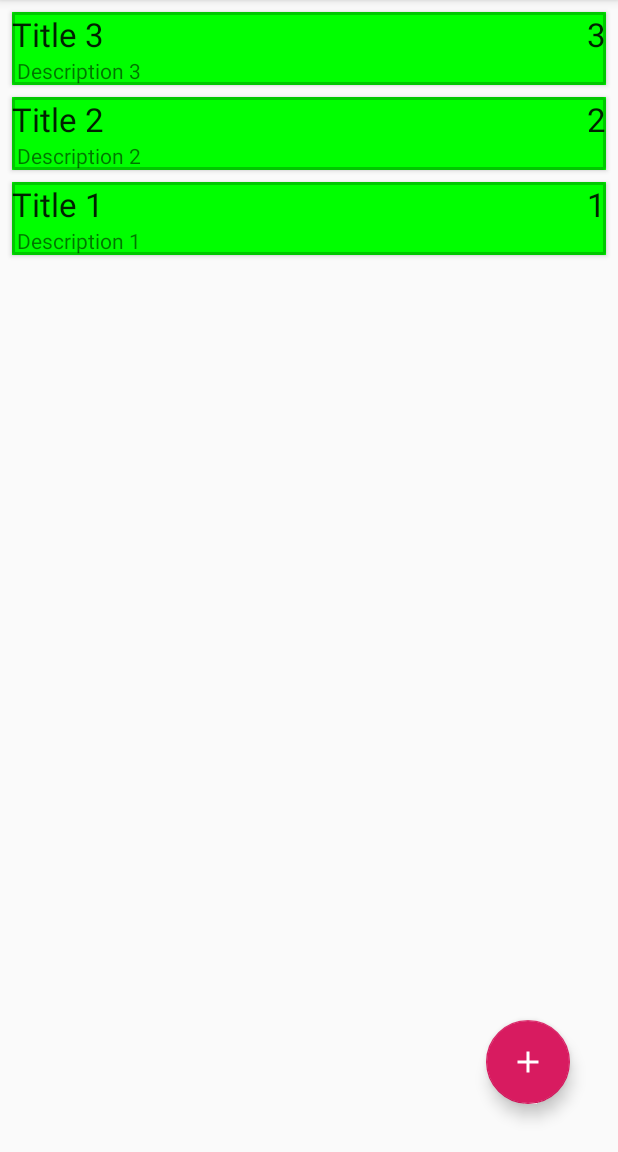
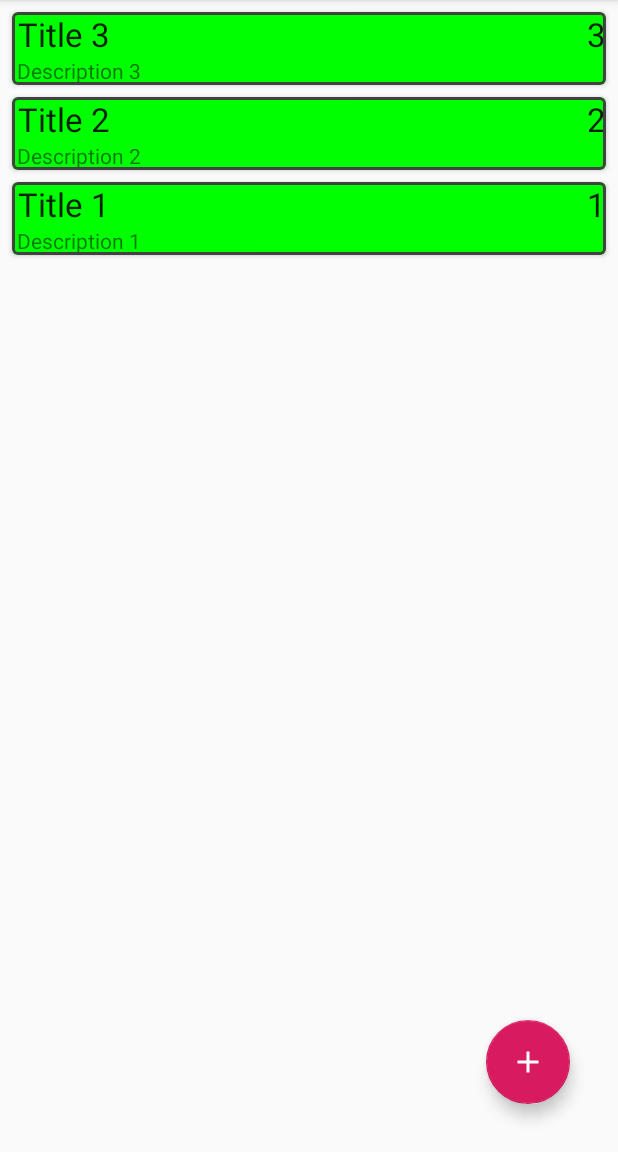
Before and after one commit to RaulFlo/MVVMExample, an Android app: the screen it shows after launch (MainActivity), on a phone screen of 412 x 824 dp, the part 84-1236 px from its top. Run offline under Robolectric (Android 15) with nearby library versions, the phone set to English and light mode, and no system bars; our stand-ins replace Room's generated code.

Commit message:
Add Rounded corners and stroke

```diff
--- a/app/src/main/java/com/example/android/mvvmexample/NoteAdapter.java
+++ b/app/src/main/java/com/example/android/mvvmexample/NoteAdapter.java
@@ -1,15 +1,12 @@
 package com.example.android.mvvmexample;
 
 import android.graphics.Color;
+
 import android.view.LayoutInflater;
 import android.view.View;
 import android.view.ViewGroup;
 import android.widget.TextView;
-
-import androidx.annotation.ColorInt;
 import androidx.annotation.NonNull;
-import androidx.cardview.widget.CardView;
-import androidx.core.graphics.ColorUtils;
 import androidx.recyclerview.widget.DiffUtil;
 import androidx.recyclerview.widget.ListAdapter;
 import androidx.recyclerview.widget.RecyclerView;
@@ -17,6 +14,8 @@ import androidx.recyclerview.widget.RecyclerView;
 
 public class NoteAdapter extends ListAdapter<Note, NoteAdapter.NoteHolder> {
 
+
+    private  View theRealCardViewBackground;
     private OnItemClickListener listener;
 
     public NoteAdapter() {
@@ -43,6 +42,7 @@ public class NoteAdapter extends ListAdapter<Note, NoteAdapter.NoteHolder> {
     public NoteHolder onCreateViewHolder(@NonNull ViewGroup parent, int viewType) {
         View itemView = LayoutInflater.from(parent.getContext())
                 .inflate(R.layout.note_item, parent, false);
+        theRealCardViewBackground = itemView.findViewById(R.id.relative_layout);
         return new NoteHolder(itemView);
     }
 
@@ -58,21 +58,21 @@ public class NoteAdapter extends ListAdapter<Note, NoteAdapter.NoteHolder> {
             case 1:
             case 2:
             case 3:
-                holder.itemView.setBackgroundColor(Color.GREEN);
+                theRealCardViewBackground.setBackgroundColor(Color.GREEN);
                 return;
             case 4:
             case 5:
             case 6:
             case 7:
-                holder.itemView.setBackgroundColor(Color.YELLOW);
+                theRealCardViewBackground.setBackgroundColor(Color.YELLOW);
                 return;
             case 8:
             case 9:
             case 10:
-                holder.itemView.setBackgroundColor(Color.RED);
+                theRealCardViewBackground.setBackgroundColor(Color.RED);
                 return;
             default:
-                holder.itemView.setBackgroundColor(Color.GRAY);
+                theRealCardViewBackground.setBackgroundColor(Color.GRAY);
                 return;
         }
 
@@ -117,4 +117,6 @@ public class NoteAdapter extends ListAdapter<Note, NoteAdapter.NoteHolder> {
     public void setOnItemClickListener(OnItemClickListener listener) {
         this.listener = listener;
     }
+
+
 }
--- a/app/src/main/res/layout/note_item.xml
+++ b/app/src/main/res/layout/note_item.xml
@@ -1,18 +1,20 @@
 <?xml version="1.0" encoding="utf-8"?>
 <com.google.android.material.card.MaterialCardView xmlns:android="http://schemas.android.com/apk/res/android"
+    xmlns:app="http://schemas.android.com/apk/res-auto"
     android:layout_width="match_parent"
     android:layout_height="wrap_content"
-    xmlns:app="http://schemas.android.com/apk/res-auto"
     android:layout_marginStart="8dp"
     android:layout_marginTop="8dp"
     android:layout_marginEnd="8dp"
-    app:strokeColor="@color/cardview_shadow_start_color"
+    app:cardCornerRadius="4dp"
+    app:strokeColor="@color/cardview_dark_background"
     app:strokeWidth="@dimen/cardview_default_elevation">
 
 
     <RelativeLayout
-        android:layout_width="wrap_content"
-        android:layout_height="wrap_content">
+        android:id="@+id/relative_layout"
+        android:layout_width="match_parent"
+        android:layout_height="match_parent">
 
 
         <TextView
@@ -31,14 +33,16 @@
             android:layout_toStartOf="@id/text_view_priority"
             android:ellipsize="end"
             android:maxLines="1"
+            android:paddingLeft="4dp"
             android:text="Title"
-            android:textAppearance="@style/TextAppearance.AppCompat.Large"/>
+            android:textAppearance="@style/TextAppearance.AppCompat.Large" />
+
         <TextView
+            android:id="@+id/text_view_description"
             android:layout_width="wrap_content"
             android:layout_height="wrap_content"
-            android:id="@+id/text_view_description"
             android:layout_below="@id/text_view_title"
-            android:text="Description"/>
+            android:text="Description" />
     </RelativeLayout>
 
 
```
